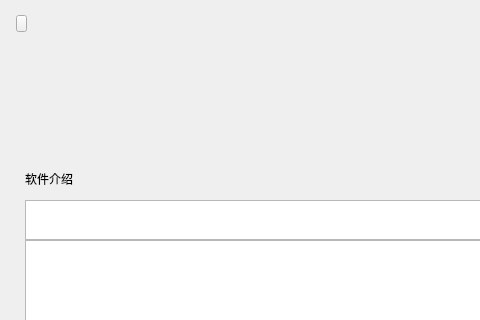
Qt form ui/detailw.ui (UbuntuKylin/kylin-software-center) before a commit; both pictures show x 0 to 480 and y 0 to 320 of the 860 by 850 pixel window.
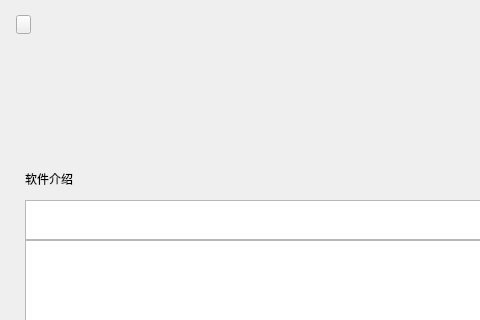
The same form after that commit.

What changed in the file:
```diff
--- a/ui/detailw.ui
+++ b/ui/detailw.ui
@@ -21,8 +21,8 @@
     <rect>
      <x>16</x>
      <y>15</y>
-     <width>11</width>
-     <height>17</height>
+     <width>15</width>
+     <height>19</height>
     </rect>
    </property>
    <property name="text">
```
